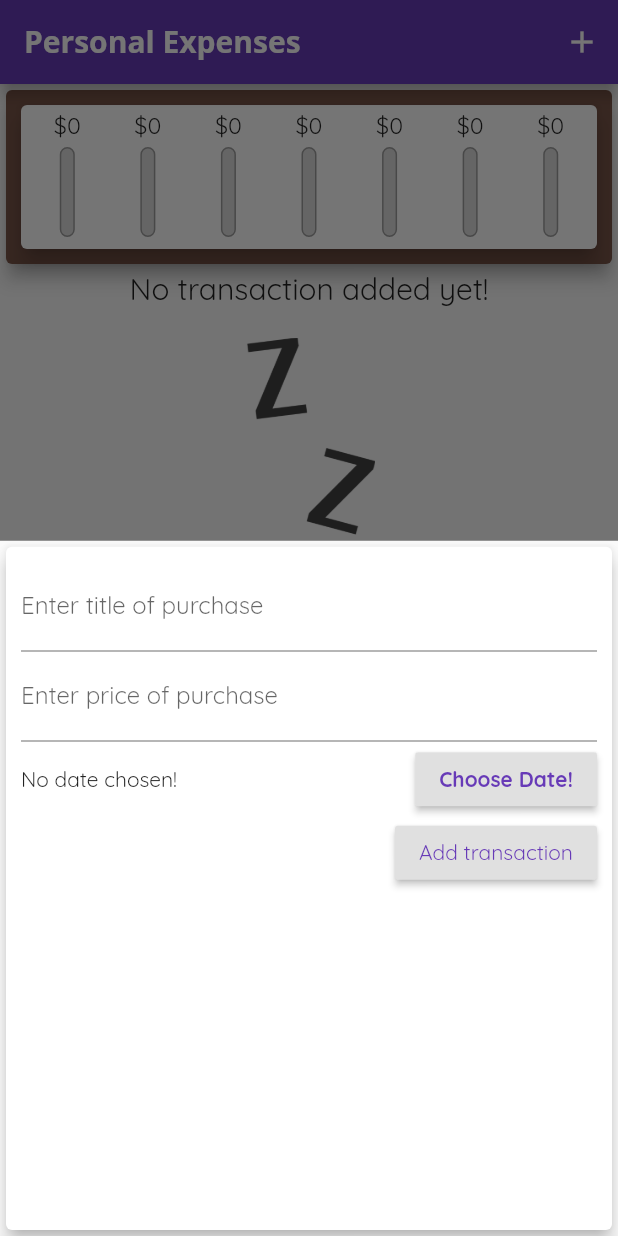
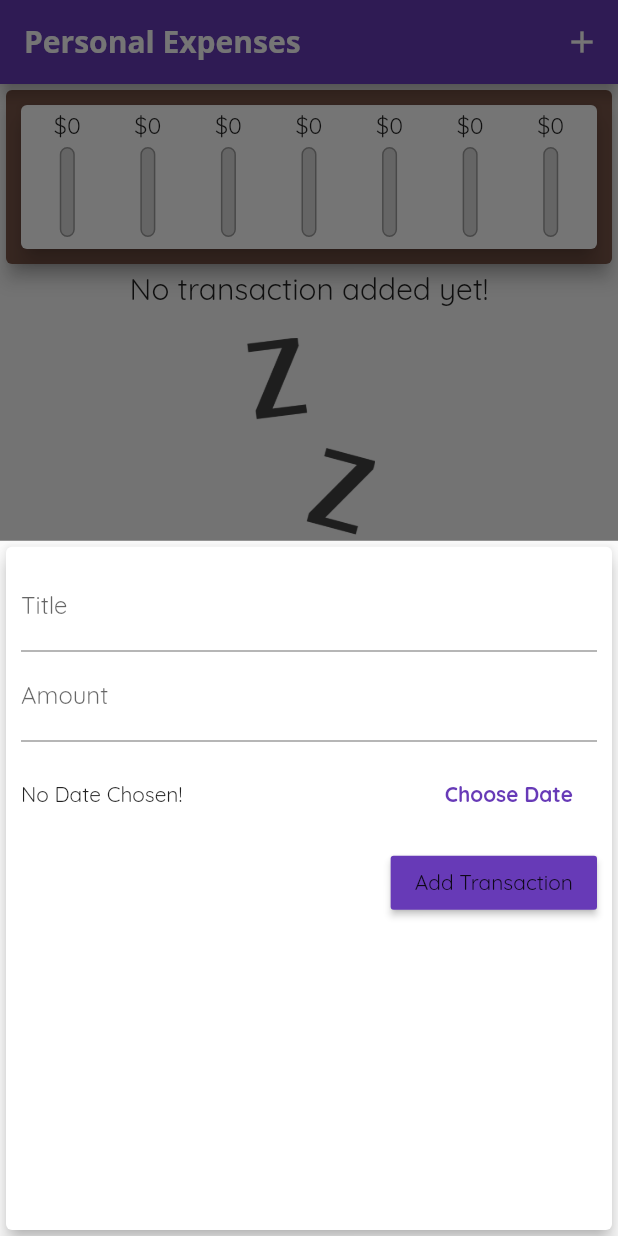
Before and after one commit to alinpahontu2912/expenses-app-flutter-udemy, a Flutter app: the screen it shows after launch, after a tap on the "add" icon, on a phone screen of 412 x 824 dp. Run offline on Flutter 3.47's test engine with Material 2 defaults, Android fonts, the phone set to English and light mode, and no system bars.

Commit message:
solved bug and deleted unused button

```diff
--- a/lib/main.dart
+++ b/lib/main.dart
@@ -40,10 +40,7 @@ class MyHomePage extends StatefulWidget {
 }
 
 class _MyHomePageState extends State<MyHomePage> {
-  final List<Transaction> _userTransactions = [
-    // Transaction(id: '01', title: 'dummy', amount: 12.43, date: DateTime.now()),
-    // Transaction(id: '02', title: 'test', amount: 14.01, date: DateTime.now()),
-  ];
+  final List<Transaction> _userTransactions = [];
 
   List<Transaction> get _recentTracsanctions {
     return _userTransactions.where((element) {
@@ -103,11 +100,6 @@ class _MyHomePageState extends State<MyHomePage> {
           TransactionList(_userTransactions, _deleteTransaction),
         ],
       ),
-      floatingActionButton: FloatingActionButton(
-        child: Icon(Icons.add),
-        onPressed: () => {print('hello')},
-      ),
-      floatingActionButtonLocation: FloatingActionButtonLocation.endDocked,
     );
   }
 }
--- a/lib/widgets/new_transaction.dart
+++ b/lib/widgets/new_transaction.dart
@@ -12,44 +12,44 @@ class NewTransaction extends StatefulWidget {
 
 class _NewTransactionState extends State<NewTransaction> {
   final _titleController = TextEditingController();
-
   final _amountController = TextEditingController();
-
   DateTime _selectedDate = DateTime(1990);
 
   void _submitData() {
     if (_amountController.text.isEmpty) {
       return;
     }
-
     final enteredTitle = _titleController.text;
     final enteredAmount = double.parse(_amountController.text);
 
-    if (enteredTitle.isEmpty ||
-        enteredAmount <= 0 ||
-        _selectedDate == DateTime(1990)) {
+    if (enteredTitle.isEmpty || enteredAmount <= 0 || _selectedDate == DateTime(1990)) {
       return;
     }
 
-    widget.addTx(enteredTitle, enteredAmount, _selectedDate);
+    widget.addTx(
+      enteredTitle,
+      enteredAmount,
+      _selectedDate,
+    );
 
     Navigator.of(context).pop();
   }
 
   void _presentDatePicker() {
     showDatePicker(
-            context: context,
-            initialDate: DateTime.now(),
-            firstDate: DateTime(2021),
-            lastDate: DateTime.now())
-        .then((pickedDate) {
-      if (pickedDate == DateTime(1990)) {
+      context: context,
+      initialDate: DateTime.now(),
+      firstDate: DateTime(2019),
+      lastDate: DateTime.now(),
+    ).then((pickedDate) {
+      if (pickedDate == null) {
         return;
       }
       setState(() {
-        _selectedDate = pickedDate!;
+        _selectedDate = pickedDate;
       });
     });
+    print('...');
   }
 
   @override
@@ -57,57 +57,55 @@ class _NewTransactionState extends State<NewTransaction> {
     return Card(
       elevation: 5,
       child: Container(
-        margin: EdgeInsets.all(10),
-        //padding: EdgeInsetsGeometry.infinity,
+        padding: EdgeInsets.all(10),
         child: Column(
           crossAxisAlignment: CrossAxisAlignment.end,
-          children: [
+          children: <Widget>[
             TextField(
-              autocorrect: true,
+              decoration: InputDecoration(labelText: 'Title'),
               controller: _titleController,
-              cursorColor: Theme.of(context).primaryColor,
               onSubmitted: (_) => _submitData(),
-              decoration: InputDecoration(
-                labelText: 'Enter title of purchase',
-              ),
+              // onChanged: (val) {
+              //   titleInput = val;
+              // },
             ),
             TextField(
-              autocorrect: true,
+              decoration: InputDecoration(labelText: 'Amount'),
               controller: _amountController,
-              cursorColor: Colors.indigo,
               keyboardType: TextInputType.number,
               onSubmitted: (_) => _submitData(),
-              decoration: InputDecoration(
-                labelText: 'Enter price of purchase',
-              ),
+              // onChanged: (val) => amountInput = val,
             ),
             Container(
-              height: 50,
+              height: 70,
               child: Row(
-                mainAxisAlignment: MainAxisAlignment.spaceAround,
-                children: [
+                children: <Widget>[
                   Expanded(
-                    child: Text(_selectedDate == DateTime(1990)
-                        ? 'No date chosen!'
-                        : DateFormat.yMd().format(_selectedDate).toString()),
+                    child: Text(
+                      _selectedDate == DateTime(1990)
+                          ? 'No Date Chosen!'
+                          : 'Picked Date: ${DateFormat.yMd().format(_selectedDate)}',
+                    ),
                   ),
-                  RaisedButton(
-                      textColor: Theme.of(context).primaryColor,
-                      onPressed: _presentDatePicker,
-                      child: Text(
-                        'Choose Date!',
-                        style: TextStyle(
-                          fontWeight: FontWeight.bold,
-                        ),
-                      ))
+                  FlatButton(
+                    textColor: Theme.of(context).primaryColor,
+                    child: Text(
+                      'Choose Date',
+                      style: TextStyle(
+                        fontWeight: FontWeight.bold,
+                      ),
+                    ),
+                    onPressed: _presentDatePicker,
+                  ),
                 ],
               ),
             ),
             RaisedButton(
-                color: Theme.of(context).buttonColor,
-                textColor: Theme.of(context).primaryColor,
-                onPressed: () => _submitData,
-                child: Text('Add transaction'))
+              child: Text('Add Transaction'),
+              color: Theme.of(context).primaryColor,
+              textColor: Theme.of(context).textTheme.button!.color,
+              onPressed: _submitData,
+            ),
           ],
         ),
       ),
--- a/lib/widgets/transaction_list.dart
+++ b/lib/widgets/transaction_list.dart
@@ -11,7 +11,7 @@ class TransactionList extends StatelessWidget {
   @override
   Widget build(BuildContext context) {
     return Container(
-      height: 450,
+      height: 400,
       child: transactions.isEmpty
           ? Column(
               children: [
```
